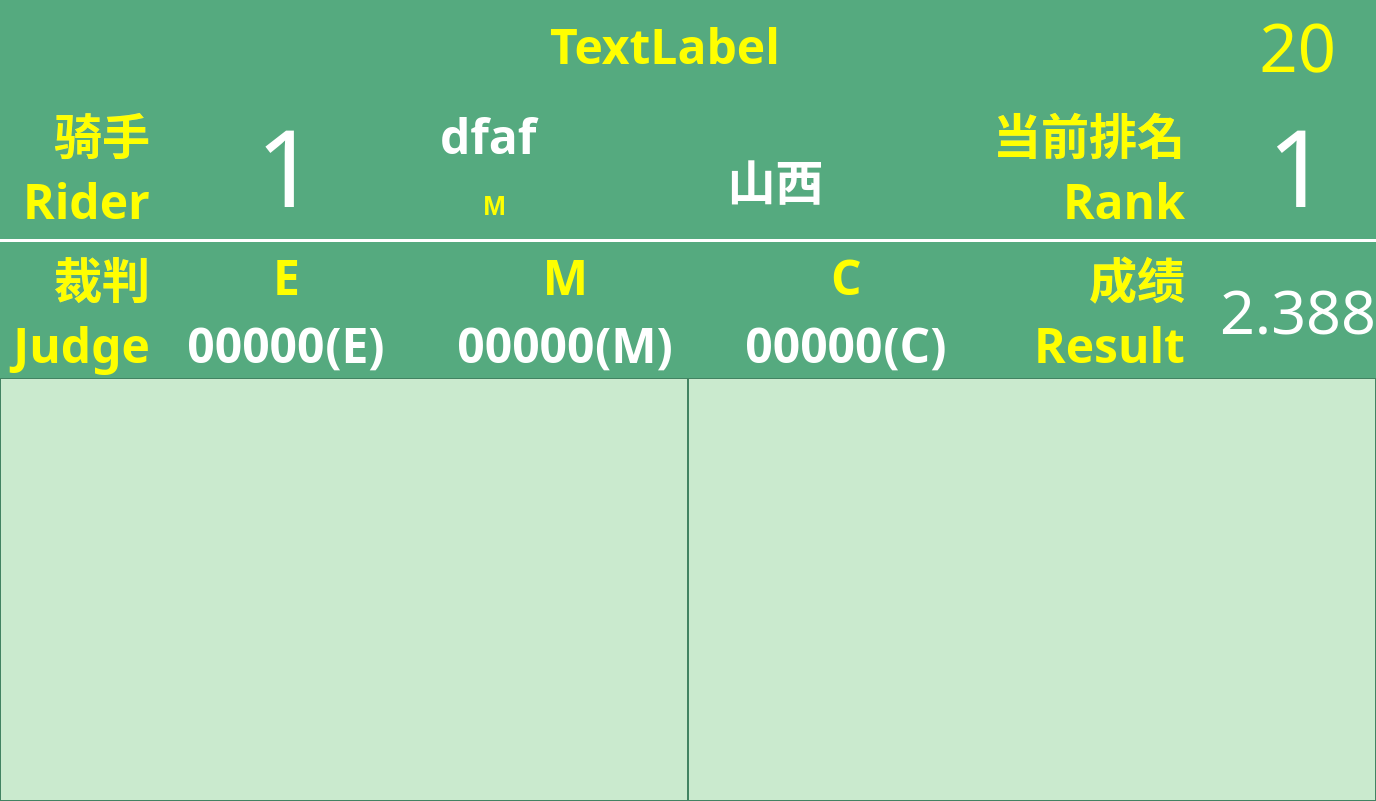
Qt form module/frm_result.ui (jack-liaojie/LED_DEMO) before a commit.
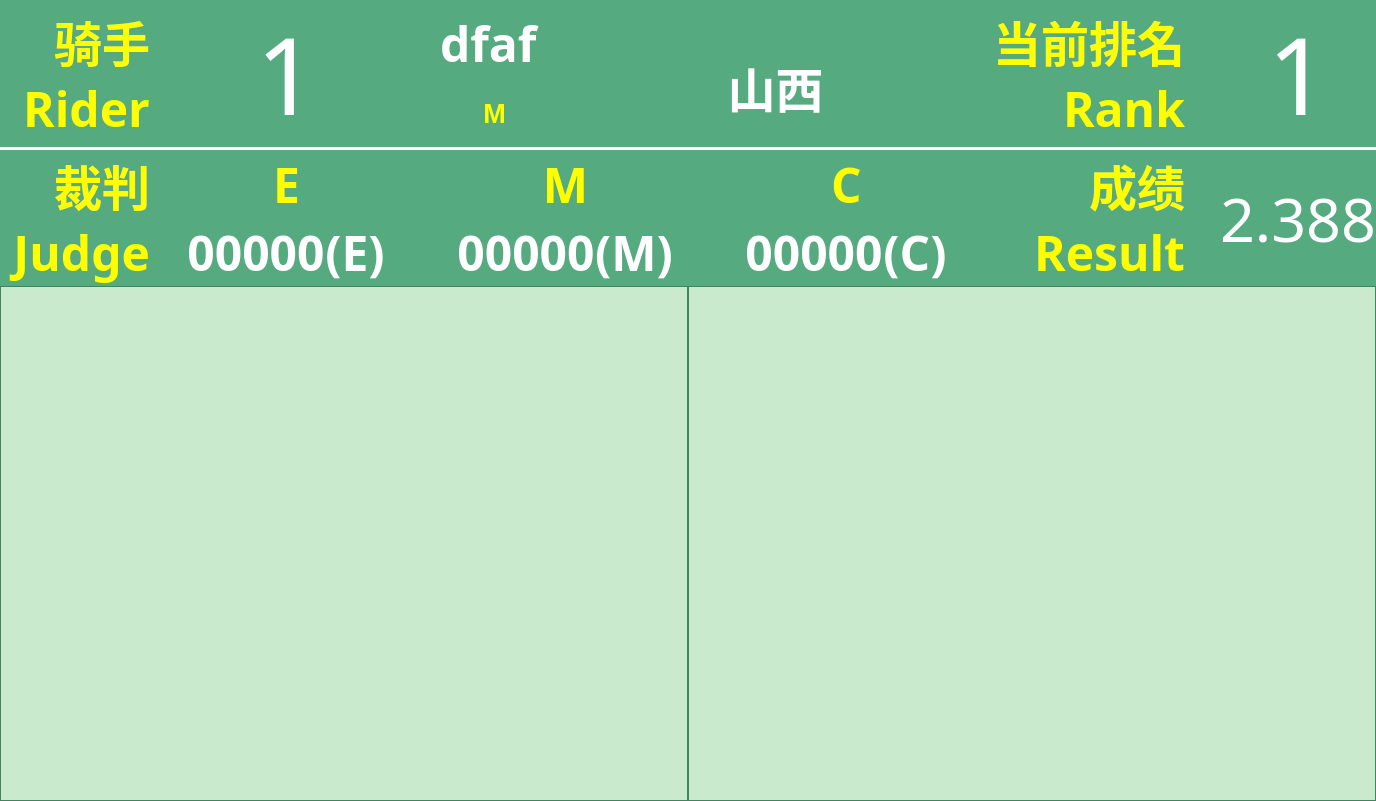
The same form after that commit.

```diff
--- a/module/frm_result.ui
+++ b/module/frm_result.ui
@@ -165,248 +165,6 @@
    <property name="bottomMargin">
     <number>0</number>
    </property>
-   <item>
-    <layout class="QHBoxLayout" name="horizontalLayout_8">
-     <property name="spacing">
-      <number>0</number>
-     </property>
-     <item>
-      <widget class="QLabel" name="lbl_counttimer_2">
-       <property name="sizePolicy">
-        <sizepolicy hsizetype="Fixed" vsizetype="Fixed">
-         <horstretch>0</horstretch>
-         <verstretch>0</verstretch>
-        </sizepolicy>
-       </property>
-       <property name="palette">
-        <palette>
-         <active>
-          <colorrole role="WindowText">
-           <brush brushstyle="SolidPattern">
-            <color alpha="255">
-             <red>255</red>
-             <green>255</green>
-             <blue>0</blue>
-            </color>
-           </brush>
-          </colorrole>
-         </active>
-         <inactive>
-          <colorrole role="WindowText">
-           <brush brushstyle="SolidPattern">
-            <color alpha="255">
-             <red>255</red>
-             <green>255</green>
-             <blue>0</blue>
-            </color>
-           </brush>
-          </colorrole>
-         </inactive>
-         <disabled>
-          <colorrole role="WindowText">
-           <brush brushstyle="SolidPattern">
-            <color alpha="255">
-             <red>120</red>
-             <green>120</green>
-             <blue>120</blue>
-            </color>
-           </brush>
-          </colorrole>
-         </disabled>
-        </palette>
-       </property>
-       <property name="font">
-        <font>
-         <family>微软雅黑</family>
-         <pointsize>50</pointsize>
-         <weight>9</weight>
-         <italic>false</italic>
-         <bold>false</bold>
-        </font>
-       </property>
-       <property name="styleSheet">
-        <string notr="true">font: 75 50pt &quot;微软雅黑&quot;;</string>
-       </property>
-       <property name="text">
-        <string>    </string>
-       </property>
-       <property name="alignment">
-        <set>Qt::AlignRight|Qt::AlignTop|Qt::AlignTrailing</set>
-       </property>
-      </widget>
-     </item>
-     <item>
-      <spacer name="horizontalSpacer_3">
-       <property name="orientation">
-        <enum>Qt::Horizontal</enum>
-       </property>
-       <property name="sizeHint" stdset="0">
-        <size>
-         <width>40</width>
-         <height>20</height>
-        </size>
-       </property>
-      </spacer>
-     </item>
-     <item>
-      <widget class="QLabel" name="lbl_title">
-       <property name="sizePolicy">
-        <sizepolicy hsizetype="Preferred" vsizetype="Fixed">
-         <horstretch>0</horstretch>
-         <verstretch>0</verstretch>
-        </sizepolicy>
-       </property>
-       <property name="palette">
-        <palette>
-         <active>
-          <colorrole role="WindowText">
-           <brush brushstyle="SolidPattern">
-            <color alpha="255">
-             <red>255</red>
-             <green>255</green>
-             <blue>0</blue>
-            </color>
-           </brush>
-          </colorrole>
-         </active>
-         <inactive>
-          <colorrole role="WindowText">
-           <brush brushstyle="SolidPattern">
-            <color alpha="255">
-             <red>255</red>
-             <green>255</green>
-             <blue>0</blue>
-            </color>
-           </brush>
-          </colorrole>
-         </inactive>
-         <disabled>
-          <colorrole role="WindowText">
-           <brush brushstyle="SolidPattern">
-            <color alpha="255">
-             <red>120</red>
-             <green>120</green>
-             <blue>120</blue>
-            </color>
-           </brush>
-          </colorrole>
-         </disabled>
-        </palette>
-       </property>
-       <property name="font">
-        <font>
-         <pointsize>36</pointsize>
-         <weight>75</weight>
-         <bold>true</bold>
-        </font>
-       </property>
-       <property name="text">
-        <string>TextLabel</string>
-       </property>
-       <property name="alignment">
-        <set>Qt::AlignHCenter|Qt::AlignTop</set>
-       </property>
-      </widget>
-     </item>
-     <item>
-      <spacer name="horizontalSpacer_4">
-       <property name="orientation">
-        <enum>Qt::Horizontal</enum>
-       </property>
-       <property name="sizeType">
-        <enum>QSizePolicy::Expanding</enum>
-       </property>
-       <property name="sizeHint" stdset="0">
-        <size>
-         <width>40</width>
-         <height>20</height>
-        </size>
-       </property>
-      </spacer>
-     </item>
-     <item>
-      <widget class="QLabel" name="lbl_counttimer">
-       <property name="sizePolicy">
-        <sizepolicy hsizetype="Fixed" vsizetype="Fixed">
-         <horstretch>0</horstretch>
-         <verstretch>0</verstretch>
-        </sizepolicy>
-       </property>
-       <property name="palette">
-        <palette>
-         <active>
-          <colorrole role="WindowText">
-           <brush brushstyle="SolidPattern">
-            <color alpha="255">
-             <red>255</red>
-             <green>255</green>
-             <blue>0</blue>
-            </color>
-           </brush>
-          </colorrole>
-         </active>
-         <inactive>
-          <colorrole role="WindowText">
-           <brush brushstyle="SolidPattern">
-            <color alpha="255">
-             <red>255</red>
-             <green>255</green>
-             <blue>0</blue>
-            </color>
-           </brush>
-          </colorrole>
-         </inactive>
-         <disabled>
-          <colorrole role="WindowText">
-           <brush brushstyle="SolidPattern">
-            <color alpha="255">
-             <red>120</red>
-             <green>120</green>
-             <blue>120</blue>
-            </color>
-           </brush>
-          </colorrole>
-         </disabled>
-        </palette>
-       </property>
-       <property name="font">
-        <font>
-         <family>微软雅黑</family>
-         <pointsize>50</pointsize>
-         <weight>9</weight>
-         <italic>false</italic>
-         <bold>false</bold>
-        </font>
-       </property>
-       <property name="styleSheet">
-        <string notr="true">font: 75 50pt &quot;微软雅黑&quot;;</string>
-       </property>
-       <property name="text">
-        <string>20</string>
-       </property>
-       <property name="alignment">
-        <set>Qt::AlignRight|Qt::AlignTop|Qt::AlignTrailing</set>
-       </property>
-      </widget>
-     </item>
-     <item>
-      <spacer name="horizontalSpacer_10">
-       <property name="orientation">
-        <enum>Qt::Horizontal</enum>
-       </property>
-       <property name="sizeType">
-        <enum>QSizePolicy::Preferred</enum>
-       </property>
-       <property name="sizeHint" stdset="0">
-        <size>
-         <width>40</width>
-         <height>20</height>
-        </size>
-       </property>
-      </spacer>
-     </item>
-    </layout>
-   </item>
    <item>
     <layout class="QGridLayout" name="gridLayout">
      <property name="spacing">
@@ -2551,11 +2309,8 @@
        <attribute name="verticalHeaderVisible">
         <bool>false</bool>
        </attribute>
-       <attribute name="verticalHeaderMinimumSectionSize">
-        <number>70</number>
-       </attribute>
        <attribute name="verticalHeaderDefaultSectionSize">
-        <number>70</number>
+        <number>72</number>
        </attribute>
        <row/>
        <row/>
```
